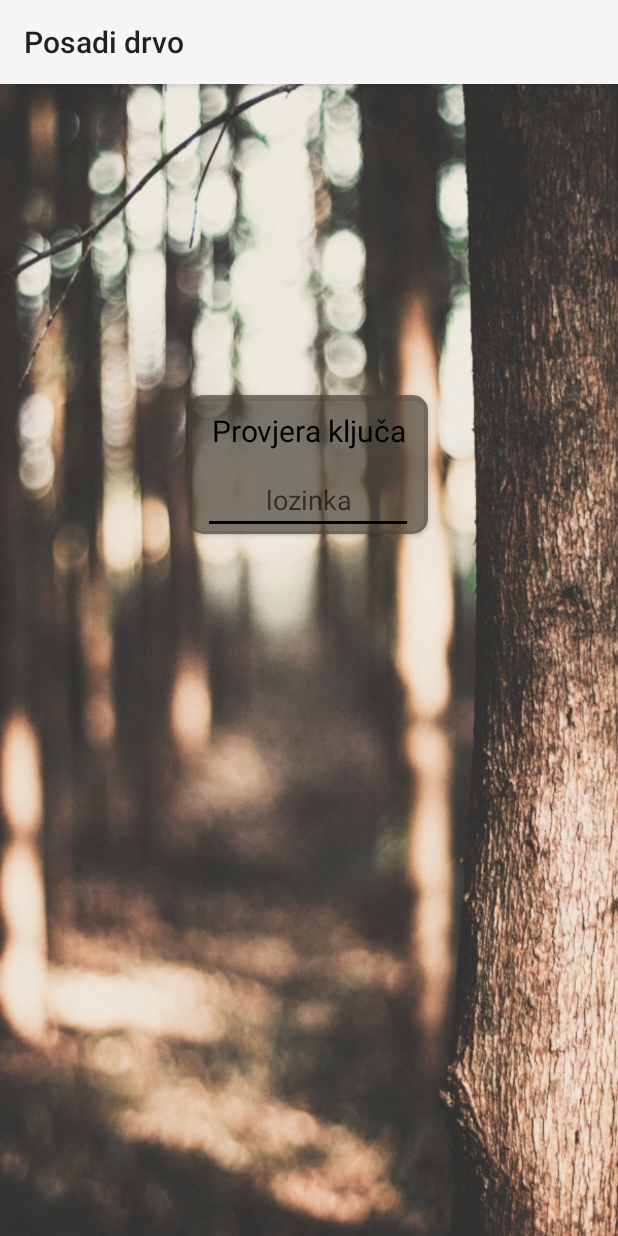
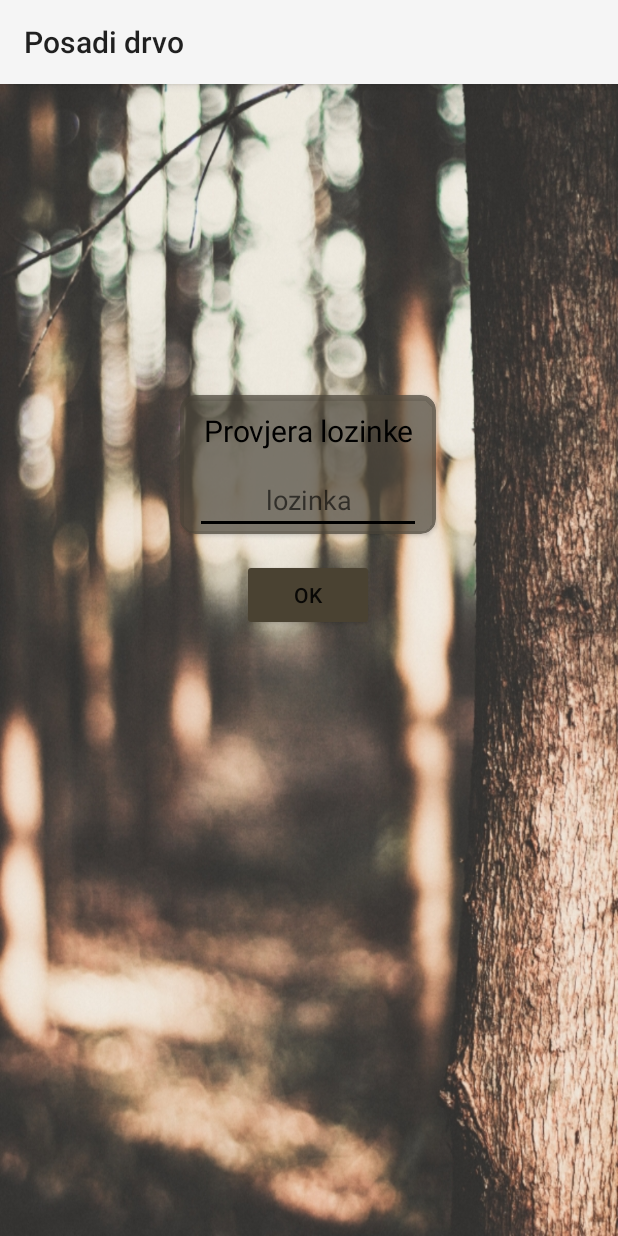
Before and after one commit to sandymany/GeografijaApp, an Android app: the screen it shows after launch (MainActivity), on a phone screen of 412 x 824 dp. Run offline under Robolectric (Android 15) with nearby library versions, the phone set to English and light mode, and no system bars.

Commit message:
added: passcode check and new activity

```diff
--- a/app/src/main/AndroidManifest.xml
+++ b/app/src/main/AndroidManifest.xml
@@ -10,13 +10,14 @@
         android:supportsRtl="true"
         android:theme="@style/AppTheme">
 
-        <activity android:name=".MainActivity">
+        <activity android:name=".activities.MainActivity">
             <intent-filter>
                 <action android:name="android.intent.action.MAIN" />
                 <action android:name="android.intent.action.VIEW" />
                 <category android:name="android.intent.category.LAUNCHER" />
             </intent-filter>
         </activity>
+        <activity android:name=".activities.HomeActivity"/>
 
 
     </application>
--- /dev/null
+++ b/app/src/main/java/com/leticija/treeapp/activities/MainActivity.java
@@ -0,0 +1,61 @@
+package com.leticija.treeapp.activities;
+
+import android.content.Intent;
+import android.support.v7.app.AppCompatActivity;
+import android.os.Bundle;
+import android.support.v7.widget.CardView;
+import android.view.KeyEvent;
+import android.view.View;
+import android.view.inputmethod.EditorInfo;
+import android.widget.Button;
+import android.widget.EditText;
+import android.widget.TextView;
+
+import com.leticija.treeapp.R;
+
+public class MainActivity extends AppCompatActivity {
+
+    EditText passcodeField;
+    TextView message;
+
+    @Override
+    protected void onCreate(Bundle savedInstanceState) {
+        super.onCreate(savedInstanceState);
+        setContentView(R.layout.activity_main);
+
+        passcodeField = findViewById(R.id.passcode_editText);
+        message = findViewById(R.id.passcode_message);
+
+        Button submitButton = findViewById(R.id.button_submit);
+
+        submitButton.setOnClickListener(new View.OnClickListener() {
+            @Override
+            public void onClick(View v) {
+
+                goToNewActivity();
+            }
+        });
+
+        passcodeField.setOnEditorActionListener(new TextView.OnEditorActionListener() {
+            @Override
+            public boolean onEditorAction(TextView v, int actionId, KeyEvent event) {
+                if ((event != null && (event.getKeyCode() == KeyEvent.KEYCODE_ENTER)) || (actionId == EditorInfo.IME_ACTION_DONE)) {
+                    goToNewActivity();
+                }
+                return false;
+            }
+        });
+
+    }
+
+    private void goToNewActivity () {
+        if (passcodeField.getText().toString().equals(getString(R.string.passcode))) {
+            Intent intent = new Intent(MainActivity.this, HomeActivity.class);
+            startActivity(intent);
+        }
+        else {
+            message.setText("Kriva lozinka");
+            message.setVisibility(View.VISIBLE);
+        }
+    }
+}
--- a/app/src/main/res/layout/activity_main.xml
+++ b/app/src/main/res/layout/activity_main.xml
@@ -4,11 +4,12 @@
     xmlns:tools="http://schemas.android.com/tools"
     android:layout_width="match_parent"
     android:layout_height="match_parent"
-    tools:context=".MainActivity"
+    tools:context=".activities.MainActivity"
     android:background="@drawable/background">
 
 
     <android.support.v7.widget.CardView
+        android:id="@+id/first_cardview"
         android:layout_width="wrap_content"
         android:layout_height="wrap_content"
         android:backgroundTint="@color/partiallyTransparentBrown"
@@ -44,9 +45,9 @@
                 android:textSize="20dp" />
 
             <EditText
+                android:id="@+id/passcode_editText"
                 android:layout_width="match_parent"
                 android:layout_height="wrap_content"
-
                 android:layout_marginTop="10dp"
                 android:backgroundTint="@color/black"
                 android:ellipsize="end"
@@ -59,4 +60,31 @@
 
     </android.support.v7.widget.CardView>
 
+
+    <Button
+        android:id="@+id/button_submit"
+        android:layout_width="wrap_content"
+        android:layout_height="wrap_content"
+        android:backgroundTint="@color/colorPrimaryDark"
+        android:text="@string/ok_button_text"
+        app:layout_constraintBottom_toBottomOf="parent"
+        app:layout_constraintEnd_toEndOf="parent"
+        app:layout_constraintHorizontal_bias="0.498"
+        app:layout_constraintStart_toStartOf="parent"
+        app:layout_constraintTop_toBottomOf="@id/first_cardview"
+        app:layout_constraintVertical_bias="0.04" />
+
+
+    <TextView
+        android:id="@+id/passcode_message"
+        android:layout_width="wrap_content"
+        android:layout_height="wrap_content"
+        android:visibility="invisible"
+        android:textSize="15dp"
+        android:textColor="@color/red"
+        android:layout_marginBottom="10dp"
+        app:layout_constraintBottom_toTopOf="@id/first_cardview"
+        app:layout_constraintStart_toStartOf="parent"
+        app:layout_constraintEnd_toEndOf="parent"/>
+
 </android.support.constraint.ConstraintLayout>
--- a/app/src/main/res/values/colors.xml
+++ b/app/src/main/res/values/colors.xml
@@ -6,4 +6,5 @@
     <color name="colorAccent">#D81B60</color>
     <color name="blue">#a9bad4</color>
     <color name="black">#000000</color>
+    <color name="red">#ff3300</color>
 </resources>
--- a/app/src/main/res/values/strings.xml
+++ b/app/src/main/res/values/strings.xml
@@ -1,5 +1,7 @@
 <resources>
-    <string name="textView_provjera">Provjera ključa</string>
+    <string name="textView_provjera">Provjera lozinke</string>
     <string name="base_address">https://posadistablo.000webhostapp.com</string>
     <string name="app_title">Posadi drvo</string>
+    <string name="passcode">1234</string>
+    <string name="ok_button_text">OK</string>
 </resources>
```
Also changed, not shown: app/src/main/java/com/leticija/treeapp/MainActivity.java (deleted, +0 -15 lines), app/src/main/java/com/leticija/treeapp/activities/HomeActivity.java (added, +15 -0 lines), app/src/main/res/layout/home_activity.xml (added, +18 -0 lines).
